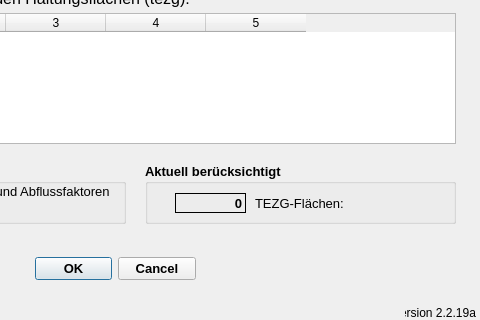
Old version of the form qkan/createunbeffl/application_dialog_base.ui in the repository hoettges/QKan; both pictures show x 215 to 695 and y 127 to 447 of the 695 by 447 pixel window.
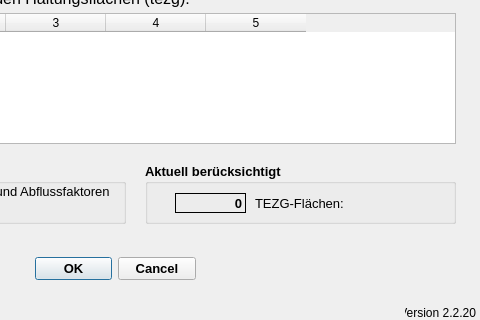
New version of the form.

The edit to the form file:
```diff
--- a/qkan/createunbeffl/application_dialog_base.ui
+++ b/qkan/createunbeffl/application_dialog_base.ui
@@ -139,7 +139,7 @@
     <string>Version QKan Import</string>
    </property>
    <property name="text">
-    <string>Version 2.2.19a</string>
+    <string>Version 2.2.20</string>
    </property>
    <property name="alignment">
     <set>Qt::AlignRight|Qt::AlignTrailing|Qt::AlignVCenter</set>
```
